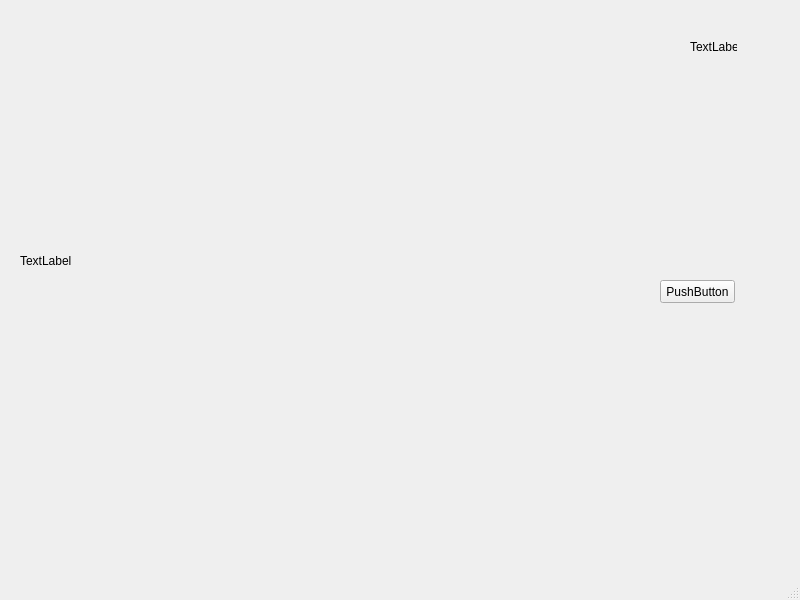
The window that filebrowser/main.ui (solloc/filebrowser) describes before a commit, drawn with Qt 5.
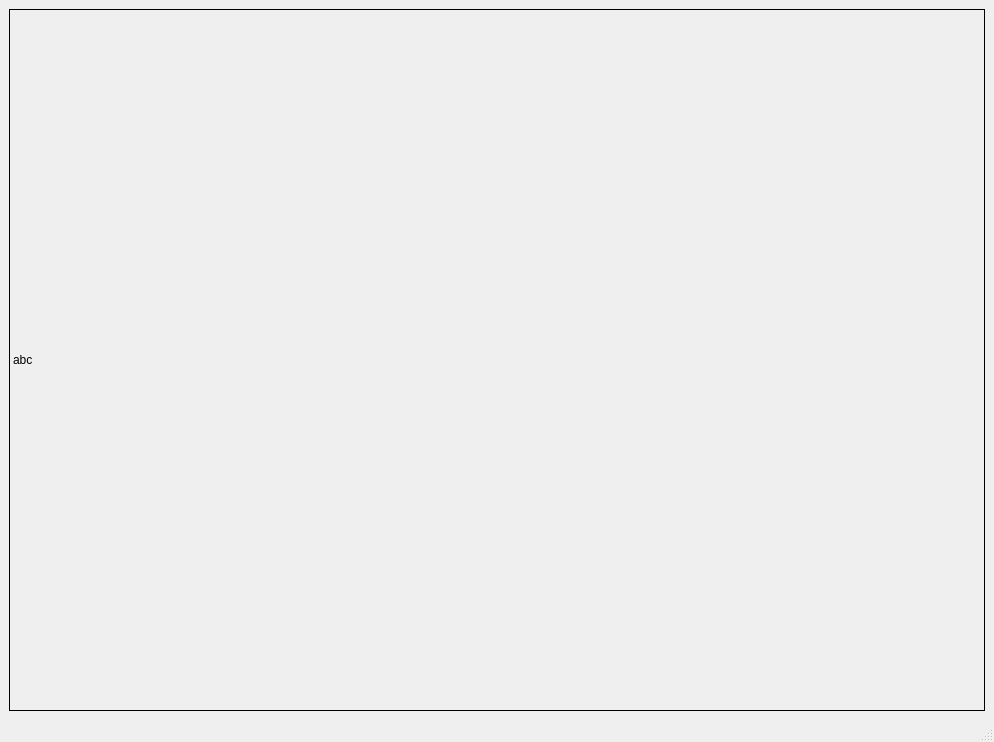
The same window after the commit.

Commit message: basic resizing implemented

What changed in the file:
```diff
--- a/filebrowser/main.ui
+++ b/filebrowser/main.ui
@@ -6,53 +6,49 @@
    <rect>
     <x>0</x>
     <y>0</y>
-    <width>800</width>
-    <height>600</height>
+    <width>994</width>
+    <height>742</height>
    </rect>
   </property>
   <property name="windowTitle">
    <string>MainWindow</string>
   </property>
   <widget class="QWidget" name="centralwidget">
-   <widget class="QLabel" name="label1">
-    <property name="geometry">
-     <rect>
-      <x>690</x>
-      <y>40</y>
-      <width>47</width>
-      <height>13</height>
-     </rect>
-    </property>
-    <property name="text">
-     <string>TextLabel</string>
-    </property>
-   </widget>
-   <widget class="QPushButton" name="pushButton1">
-    <property name="geometry">
-     <rect>
-      <x>660</x>
-      <y>280</y>
-      <width>75</width>
-      <height>23</height>
-     </rect>
-    </property>
-    <property name="text">
-     <string>PushButton</string>
-    </property>
-   </widget>
-   <widget class="QLabel" name="imageLabel1">
-    <property name="geometry">
-     <rect>
-      <x>20</x>
-      <y>10</y>
-      <width>611</width>
-      <height>501</height>
-     </rect>
-    </property>
-    <property name="text">
-     <string>TextLabel</string>
-    </property>
-   </widget>
+   <property name="sizePolicy">
+    <sizepolicy hsizetype="Expanding" vsizetype="Expanding">
+     <horstretch>0</horstretch>
+     <verstretch>0</verstretch>
+    </sizepolicy>
+   </property>
+   <layout class="QVBoxLayout" name="verticalLayout_2">
+    <item>
+     <layout class="QVBoxLayout" name="verticalLayout">
+      <item>
+       <layout class="QHBoxLayout" name="horizontalLayout">
+        <item>
+         <widget class="QLabel" name="imageLabel1">
+          <property name="sizePolicy">
+           <sizepolicy hsizetype="Ignored" vsizetype="Ignored">
+            <horstretch>0</horstretch>
+            <verstretch>0</verstretch>
+           </sizepolicy>
+          </property>
+          <property name="frameShape">
+           <enum>QFrame::Box</enum>
+          </property>
+          <property name="text">
+           <string>abc</string>
+          </property>
+          <property name="scaledContents">
+           <bool>false</bool>
+          </property>
+         </widget>
+        </item>
+       </layout>
+      </item>
+     </layout>
+    </item>
+   </layout>
   </widget>
   <widget class="QMenuBar" name="menubar">
    <property name="geometry">
```
Left out of the diff: 2 changed lines with no effect on the pictures. The commit also changes 1 other file.
